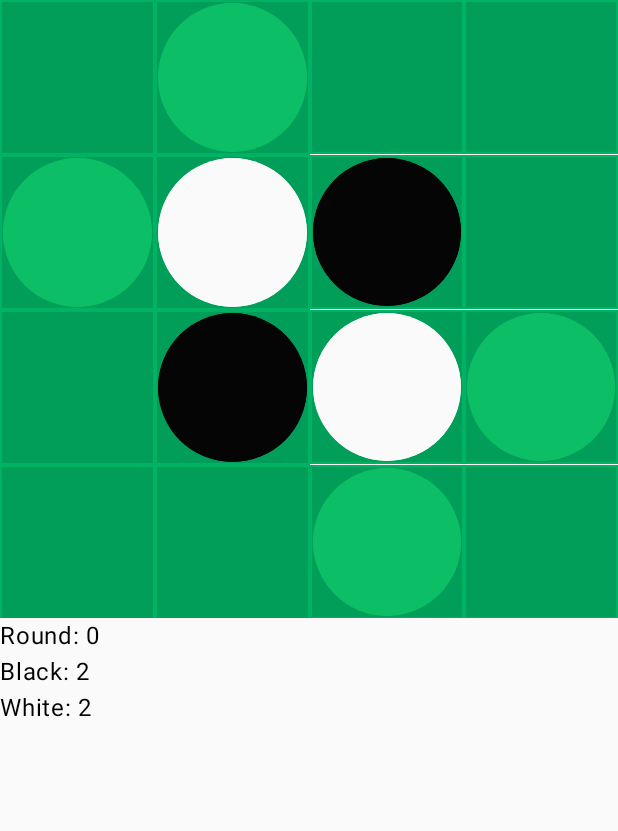
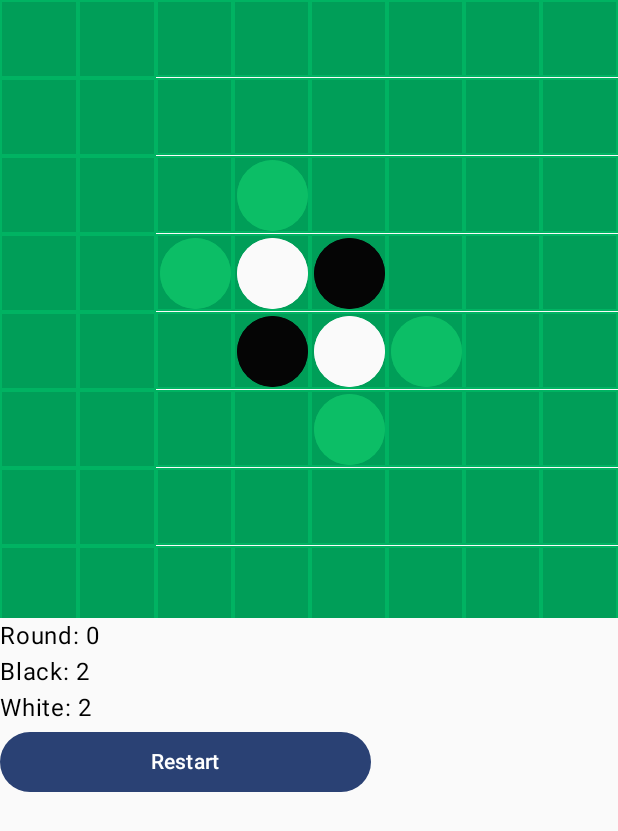
Before and after one commit to EdvinLjungqvist/Othello, an Android app built with Jetpack Compose: the screen it shows after launch (MainActivity), after a tap on "Click to start!", on a phone screen of 412 x 824 dp. Shown: the top 831 px of the screen. Run offline under Robolectric (Android 15) with nearby library versions, the phone set to English and light mode, and no system bars.

Commit message:
Added possibility to customize grid dimension

```diff
--- a/app/src/main/java/me/edvin/othello/GameScreen.kt
+++ b/app/src/main/java/me/edvin/othello/GameScreen.kt
@@ -1,5 +1,6 @@
 package me.edvin.othello
 
+import android.widget.Toast
 import androidx.compose.foundation.background
 import androidx.compose.foundation.border
 import androidx.compose.foundation.layout.Arrangement
@@ -28,6 +29,7 @@ import androidx.compose.ui.Alignment
 import androidx.compose.ui.Modifier
 import androidx.compose.ui.graphics.Color
 import androidx.compose.ui.graphics.RectangleShape
+import androidx.compose.ui.platform.LocalContext
 import androidx.compose.ui.text.TextStyle
 import androidx.compose.ui.text.font.FontWeight
 import androidx.compose.ui.text.style.TextAlign
@@ -35,6 +37,7 @@ import androidx.compose.ui.unit.dp
 import androidx.compose.ui.unit.sp
 import me.edvin.othello.game.GameState
 import me.edvin.othello.game.GameViewModel
+import me.edvin.othello.game.grid.Grid
 import me.edvin.othello.game.player.Player
 import kotlin.math.pow
 
@@ -70,7 +73,10 @@ fun Menu(viewModel: GameViewModel) {
 			modifier = Modifier
 				.fillMaxWidth(0.6f)
 				.padding(bottom = 16.dp),
-			onClick = { viewModel.state = GameState.PLAY }
+			onClick = {
+				viewModel.grid = Grid(dimension.toInt());
+				viewModel.state = GameState.PLAY
+			}
 		) {
 			Text(text = "Click to start!")
 		}
@@ -107,7 +113,7 @@ fun Menu(viewModel: GameViewModel) {
 
 @Composable
 fun Game(viewModel: GameViewModel) {
-	val dimension = viewModel.grid.dimension
+	val dimension = viewModel.grid?.dimension
 
 	Column(
 		modifier = Modifier.fillMaxSize()
@@ -120,7 +126,7 @@ fun Game(viewModel: GameViewModel) {
 			LazyVerticalGrid(
 				modifier = Modifier
 					.fillMaxSize(),
-				columns = GridCells.Fixed(count = dimension)
+				columns = GridCells.Fixed(count = dimension!!)
 
 			) {
 				items(count = dimension.toDouble().pow(2.0).toInt()) { index ->
@@ -160,9 +166,10 @@ fun Game(viewModel: GameViewModel) {
 @Composable
 fun Square(index: Int, viewModel: GameViewModel) {
 	val grid = viewModel.grid
-	val dimension = grid.dimension
-	val x = index % dimension
+	val dimension = grid?.dimension
+	val x = index % dimension!!
 	val y = index / dimension
+
 	val value = grid.getSquare(x, y)?.value
 
 	var color = Color.Transparent
@@ -175,13 +182,17 @@ fun Square(index: Int, viewModel: GameViewModel) {
 		color = Color(250, 250, 250)
 	}
 
+	val context = LocalContext.current
+
 	IconButton(
 		modifier = Modifier
 			.fillMaxSize()
 			.padding(2.dp),
 		colors = IconButtonDefaults.iconButtonColors(color),
 		onClick = {
-			viewModel.place(x, y)
+			if (!viewModel.place(x, y)) {
+				Toast.makeText(context, "Invalid square, try again!", Toast.LENGTH_SHORT).show()
+			}
 		}
 	) {
 		Box(
@@ -199,8 +210,19 @@ fun Info(viewModel: GameViewModel) {
 	val grid = viewModel.grid
 
 	Text(text = "Round: ${viewModel.round}")
-	Text(text = "Black: ${grid.getSquareCount(Player.BLACK.value)}")
-	Text(text = "White: ${grid.getSquareCount(Player.WHITE.value)}")
+	Text(text = "Black: ${grid?.getSquareCount(Player.BLACK.value)}")
+	Text(text = "White: ${grid?.getSquareCount(Player.WHITE.value)}")
+
+	Button(
+		modifier = Modifier
+			.fillMaxWidth(0.6f)
+			.padding(bottom = 16.dp),
+		onClick = {
+
+		}
+	) {
+		Text(text = "Restart")
+	}
 }
 
 @Composable
--- a/app/src/main/java/me/edvin/othello/MainActivity.kt
+++ b/app/src/main/java/me/edvin/othello/MainActivity.kt
@@ -7,7 +7,6 @@ import me.edvin.othello.ui.theme.OthelloTheme
 
 // TODO:
 // - Use themes
-// - States (Start, Game, Settings ...)
 // - Handle screen rotations
 
 class MainActivity : ComponentActivity() {
--- a/app/src/main/java/me/edvin/othello/game/GameViewModel.kt
+++ b/app/src/main/java/me/edvin/othello/game/GameViewModel.kt
@@ -1,16 +1,18 @@
 package me.edvin.othello.game
 
+import android.widget.Toast
 import androidx.compose.runtime.getValue
 import androidx.compose.runtime.mutableIntStateOf
 import androidx.compose.runtime.mutableStateOf
 import androidx.compose.runtime.setValue
+import androidx.compose.ui.platform.LocalContext
 import androidx.lifecycle.ViewModel
 import me.edvin.othello.game.grid.Grid
 import me.edvin.othello.game.grid.square.Square
 import me.edvin.othello.game.player.Player
 
 class GameViewModel: ViewModel() {
-	val grid = Grid()
+	var grid: Grid? = null
 	var state by mutableStateOf(GameState.START)
 	var round by mutableIntStateOf(0)
 
@@ -22,10 +24,10 @@ class GameViewModel: ViewModel() {
 				if (dx != 0 || dy != 0) {
 					val ray = ArrayList<Square>()
 
-					for (l in 1 .. grid.dimension) {
+					for (l in 1 ..grid?.dimension!!) {
 						val nx = x + dx * l
 						val ny = y + dy * l
-						val square = grid.getSquare(nx, ny)
+						val square = grid?.getSquare(nx, ny)
 						val value = square?.value
 
 						if (value != getOpponent()) {
@@ -42,7 +44,7 @@ class GameViewModel: ViewModel() {
 		return changes
 	}
 
-	fun place(x: Int, y: Int) {
+	fun place(x: Int, y: Int): Boolean {
 		if (canPlace(x, y)) {
 			val player = getPlayer()
 			val changes = getPlacementChanges(x, y, player)
@@ -50,19 +52,21 @@ class GameViewModel: ViewModel() {
 			for (square in changes) {
 				square.value = player
 			}
-			grid.getSquare(x, y)?.value = player
+			grid?.getSquare(x, y)?.value = player
 			round++
 
 			if (getPossiblePlacements().isEmpty()) {
 				state = GameState.END
 			}
+			return true
 		}
+		return false
 	}
 
 	private fun getPossiblePlacements(): List<Square> {
 		val possible = ArrayList<Square>()
 
-		for (square in grid.squares) {
+		for (square in grid?.squares!!) {
 			if (canPlace(square.x, square.y)) {
 				possible.add(square)
 			}
@@ -71,20 +75,23 @@ class GameViewModel: ViewModel() {
 	}
 
 	fun getWinner(): Player? {
-		val black = grid.getSquareCount(Player.BLACK.value)
-		val white = grid.getSquareCount(Player.WHITE.value)
+		val black = grid?.getSquareCount(Player.BLACK.value)
+		val white = grid?.getSquareCount(Player.WHITE.value)
 
-		if (black > white) {
-			return Player.BLACK
-		} else if (white > black) {
-			return Player.WHITE
-		} else {
-			return null
+		if (white != null && black != null) {
+			return if (black > white) {
+				Player.BLACK
+			} else if (white > black) {
+				Player.WHITE
+			} else {
+				null
+			}
 		}
+		return null;
 	}
 
 	fun canPlace(x: Int, y: Int): Boolean {
-		return grid.getSquare(x, y)?.value == -1 && getPlacementChanges(x, y, getPlayer()).isNotEmpty()
+		return grid?.getSquare(x, y)?.value == -1 && getPlacementChanges(x, y, getPlayer()).isNotEmpty()
 	}
 
 	private fun getPlayer(): Int {
--- a/app/src/main/java/me/edvin/othello/game/grid/Grid.kt
+++ b/app/src/main/java/me/edvin/othello/game/grid/Grid.kt
@@ -2,8 +2,7 @@ package me.edvin.othello.game.grid
 
 import me.edvin.othello.game.grid.square.Square
 
-class Grid {
-	val dimension = 4
+class Grid (val dimension: Int) {
 	val squares = ArrayList<Square>()
 
 	init {
```
